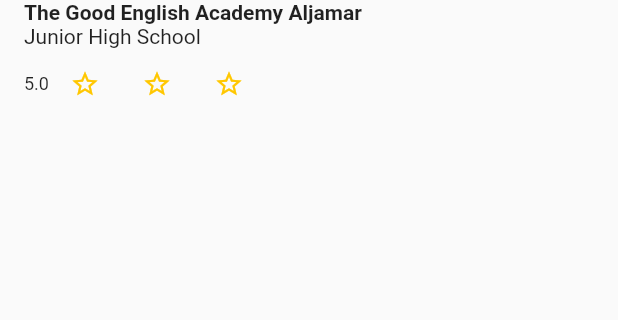
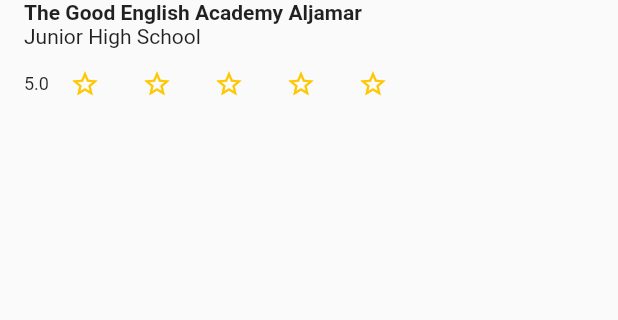
Before and after one commit to eaPeter/Accra_International_School_FlutterApp, a Flutter app: the screen it shows after launch, on a phone screen of 412 x 824 dp, the part 537-857 px from its top. Run offline on Flutter 3.47's test engine with Material 2 defaults, Android fonts, the phone set to English and light mode, and no system bars.

Commit message:
include the remaining two stars

```diff
--- a/lib/main.dart
+++ b/lib/main.dart
@@ -162,6 +162,18 @@
     });
   }
 
+  void _setRatingAsFour() {
+    setState(() {
+      _rating = 4;
+    });
+  }
+
+  void _setRatingAsFive() {
+    setState(() {
+      _rating = 5;
+    });
+  }
+
   @override
   Widget build(BuildContext context) {
     double iconSize = 20;
@@ -218,6 +230,38 @@
             color: const Color(0xFFFFC700),
           ),
         ),
+        Container(
+          padding: const EdgeInsets.all(0),
+          child: IconButton(
+            onPressed: _setRatingAsFour,
+            icon: _rating >= 4
+                ? Icon(
+                    Icons.star,
+                    size: iconSize,
+                  )
+                : Icon(
+                    Icons.star_border,
+                    size: iconSize,
+                  ),
+            color: const Color(0xFFFFC700),
+          ),
+        ),
+        Container(
+          padding: const EdgeInsets.all(0),
+          child: IconButton(
+            onPressed: _setRatingAsFive,
+            icon: _rating >= 5
+                ? Icon(
+                    Icons.star,
+                    size: iconSize,
+                  )
+                : Icon(
+                    Icons.star_border,
+                    size: iconSize,
+                  ),
+            color: const Color(0xFFFFC700),
+          ),
+        ),
       ],
     );
   }
```
